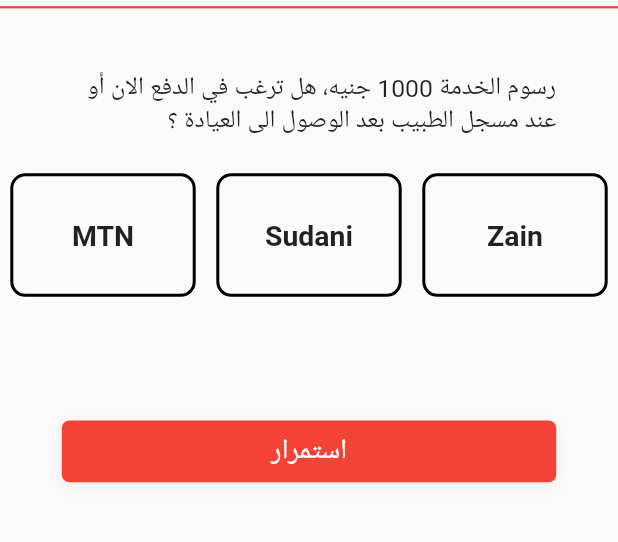
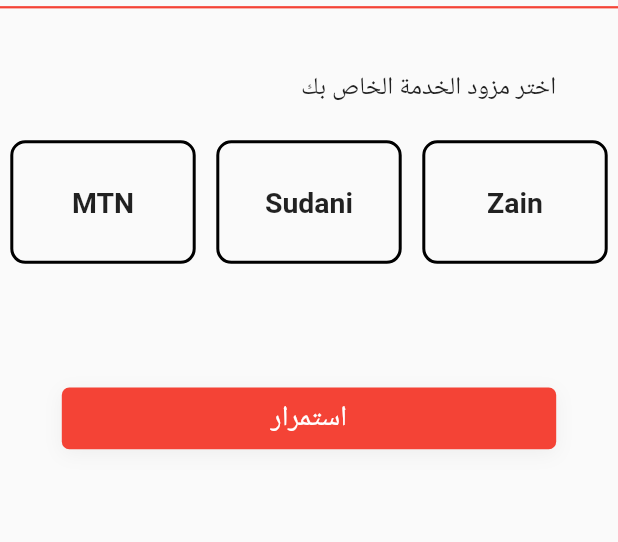
Before and after one commit to A7mDM3tSiM/anger, a Flutter app: the PaymentView screen opened by its route, on a phone screen of 412 x 824 dp, the part 73-615 px from its top. Run offline on Flutter 3.47's test engine with Material 2 defaults, Android fonts, the phone set to English and light mode, and no system bars; our stand-ins replace cloud_firestore, dio, firebase_core, fluttertoast; missing offline and left inert: ussd_advanced; accounts and stored records are empty.

Commit message:
payment service

```diff
--- a/lib/view/payment/payment.dart
+++ b/lib/view/payment/payment.dart
@@ -59,8 +59,7 @@
               child: Align(
                 alignment: Alignment.centerRight,
                 child: Text(
-                  "رسوم الخدمة 1000 جنيه، هل ترغب في الدفع الان"
-                  " أو عند مسجل الطبيب بعد الوصول الى العيادة ؟",
+                  "اختر مزود الخدمة الخاص بك",
                   textAlign: TextAlign.right,
                   style: TextStyle(fontSize: h * 0.02),
                 ),
```
